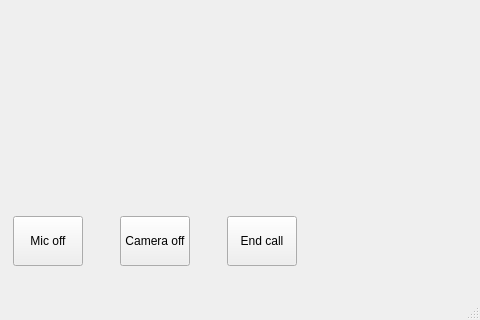
Qt form ui/callwindow.ui (ultravideo/uvgComm) before a commit; both pictures show x 480 to 960 and y 320 to 640 of the 960 by 640 pixel window.
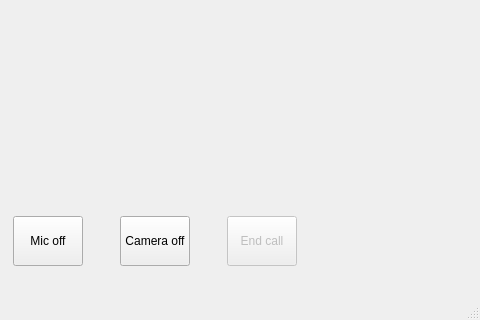
The same form after that commit. Custom widgets are drawn as their Qt base class.

Commit message: Gray out the end call button when it cannot be used.

Diff of the .ui file:
```diff
--- a/ui/callwindow.ui
+++ b/ui/callwindow.ui
@@ -169,6 +169,9 @@
        </item>
        <item>
         <widget class="QPushButton" name="EndCallButton">
+         <property name="enabled">
+          <bool>false</bool>
+         </property>
          <property name="minimumSize">
           <size>
            <width>50</width>
```
The commit also changes 5 other files.
